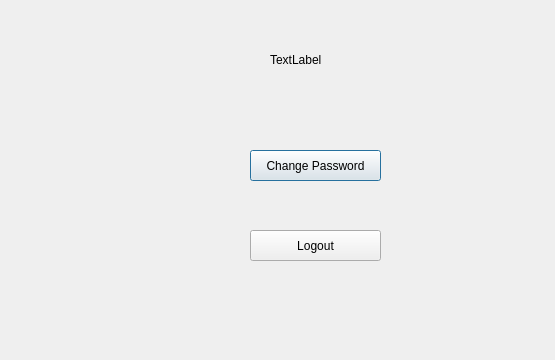
This is profilepage.ui in aasishhumagain/BudgetBuddy as Qt 5 draws it before an edit; both pictures show x 0 to 555 and y 120 to 480 of the 640 by 480 pixel window. The edited form follows.
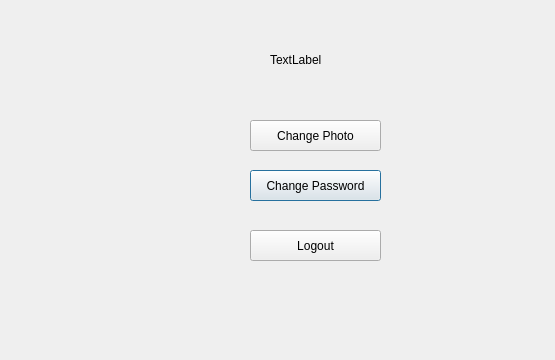
This is the edited form.

Commit message: Profile photo might be working??

```diff
--- a/profilepage.ui
+++ b/profilepage.ui
@@ -43,7 +43,7 @@
    <property name="geometry">
     <rect>
      <x>250</x>
-     <y>270</y>
+     <y>290</y>
      <width>131</width>
      <height>31</height>
     </rect>
@@ -65,6 +65,19 @@
     <string>Logout</string>
    </property>
   </widget>
+  <widget class="QPushButton" name="buttonChangePhoto">
+   <property name="geometry">
+    <rect>
+     <x>250</x>
+     <y>240</y>
+     <width>131</width>
+     <height>31</height>
+    </rect>
+   </property>
+   <property name="text">
+    <string>Change Photo</string>
+   </property>
+  </widget>
  </widget>
  <resources/>
  <connections/>
```
The commit also changes 4 other files.
